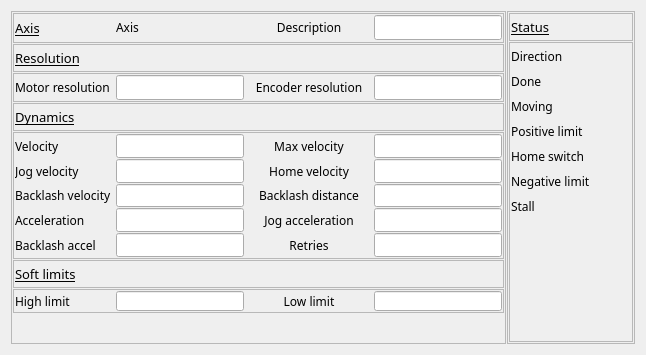
Above: 3-1/GalilSup/op/ui/galil_csmotor_settings.ui from motorapp/Galil before the change. Below: the same form after it.
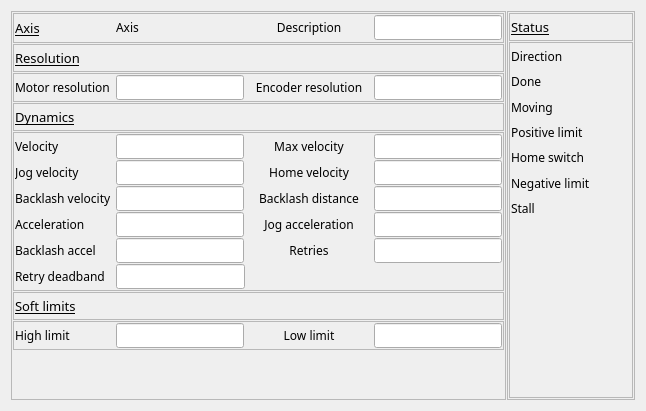
That is the form after the change. Custom widgets are drawn as their Qt base class.

The edit to the form file:
```diff
--- a/3-1/GalilSup/op/ui/galil_csmotor_settings.ui
+++ b/3-1/GalilSup/op/ui/galil_csmotor_settings.ui
@@ -7,7 +7,7 @@
     <x>0</x>
     <y>0</y>
     <width>646</width>
-    <height>355</height>
+    <height>411</height>
    </rect>
   </property>
   <property name="windowTitle">
@@ -1043,6 +1043,92 @@
                  </item>
                 </layout>
                </item>
+               <item>
+                <layout class="QHBoxLayout" name="horizontalLayout_33" stretch="1,1,1,1">
+                 <property name="spacing">
+                  <number>1</number>
+                 </property>
+                 <item>
+                  <widget class="QLabel" name="label_46">
+                   <property name="sizePolicy">
+                    <sizepolicy hsizetype="Fixed" vsizetype="Preferred">
+                     <horstretch>0</horstretch>
+                     <verstretch>0</verstretch>
+                    </sizepolicy>
+                   </property>
+                   <property name="minimumSize">
+                    <size>
+                     <width>100</width>
+                     <height>1</height>
+                    </size>
+                   </property>
+                   <property name="font">
+                    <font>
+                     <family>Abyssinica SIL</family>
+                     <pointsize>9</pointsize>
+                    </font>
+                   </property>
+                   <property name="text">
+                    <string>Retry deadband</string>
+                   </property>
+                  </widget>
+                 </item>
+                 <item>
+                  <widget class="QELineEdit" name="qelineedit_20">
+                   <property name="sizePolicy">
+                    <sizepolicy hsizetype="Minimum" vsizetype="Fixed">
+                     <horstretch>0</horstretch>
+                     <verstretch>0</verstretch>
+                    </sizepolicy>
+                   </property>
+                   <property name="minimumSize">
+                    <size>
+                     <width>0</width>
+                     <height>1</height>
+                    </size>
+                   </property>
+                   <property name="font">
+                    <font>
+                     <family>Abyssinica SIL</family>
+                     <pointsize>9</pointsize>
+                    </font>
+                   </property>
+                   <property name="variable" stdset="0">
+                    <string>DMC01:$(M).RDBD</string>
+                   </property>
+                   <property name="addUnits">
+                    <bool>true</bool>
+                   </property>
+                  </widget>
+                 </item>
+                 <item>
+                  <spacer name="horizontalSpacer_11">
+                   <property name="orientation">
+                    <enum>Qt::Horizontal</enum>
+                   </property>
+                   <property name="sizeHint" stdset="0">
+                    <size>
+                     <width>40</width>
+                     <height>20</height>
+                    </size>
+                   </property>
+                  </spacer>
+                 </item>
+                 <item>
+                  <spacer name="horizontalSpacer_12">
+                   <property name="orientation">
+                    <enum>Qt::Horizontal</enum>
+                   </property>
+                   <property name="sizeHint" stdset="0">
+                    <size>
+                     <width>40</width>
+                     <height>20</height>
+                    </size>
+                   </property>
+                  </spacer>
+                 </item>
+                </layout>
+               </item>
               </layout>
              </widget>
             </item>
```
